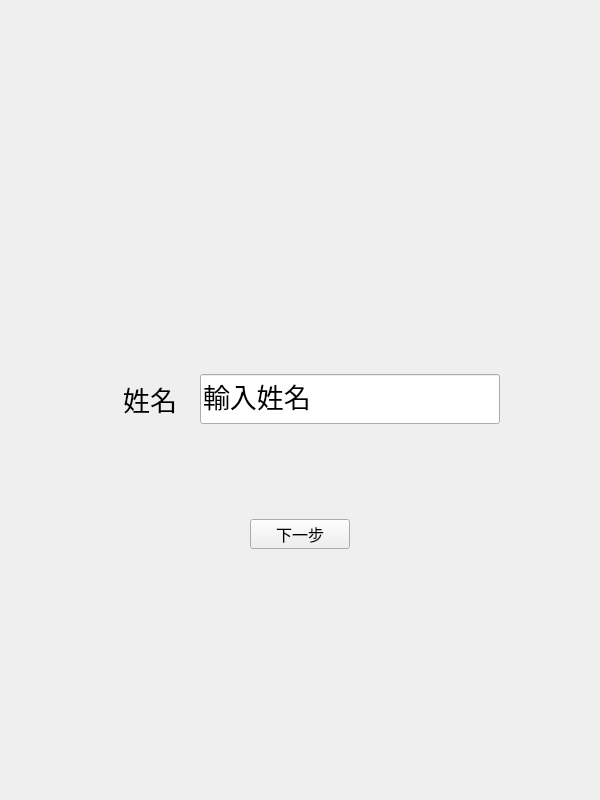
Before: the Qt Designer form OrderSystem/ui/orderSystem.ui in bryannnnn-h/account_system, drawn with Qt 5.
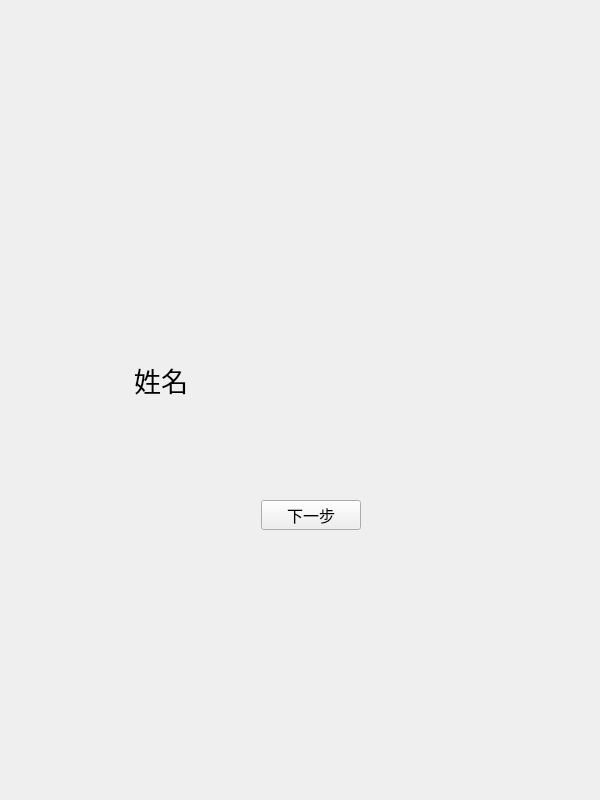
After: the same form once the commit is applied. The open tabs and pages were chosen to show the change.

Commit message: edit OrderSystem name_combobox 2022/09/05 23:03

Patch:
```diff
--- a/OrderSystem/ui/orderSystem.ui
+++ b/OrderSystem/ui/orderSystem.ui
@@ -28,8 +28,8 @@
   <widget class="QStackedWidget" name="orderSystem_stackedWidget">
    <property name="geometry">
     <rect>
-     <x>99</x>
-     <y>19</y>
+     <x>110</x>
+     <y>0</y>
      <width>402</width>
      <height>762</height>
     </rect>
@@ -69,25 +69,6 @@
        <set>Qt::AlignCenter</set>
       </property>
      </widget>
-     <widget class="QLineEdit" name="nameInput_lineEdit">
-      <property name="geometry">
-       <rect>
-        <x>100</x>
-        <y>0</y>
-        <width>300</width>
-        <height>50</height>
-       </rect>
-      </property>
-      <property name="font">
-       <font>
-        <family>微軟正黑體</family>
-        <pointsize>20</pointsize>
-       </font>
-      </property>
-      <property name="text">
-       <string>輸入姓名</string>
-      </property>
-     </widget>
     </widget>
     <widget class="QPushButton" name="nameInputConfirm_pushButton">
      <property name="geometry">
```
Left out of the diff: 10 changed lines with no effect on the pictures. The commit also changes 2 other files.
